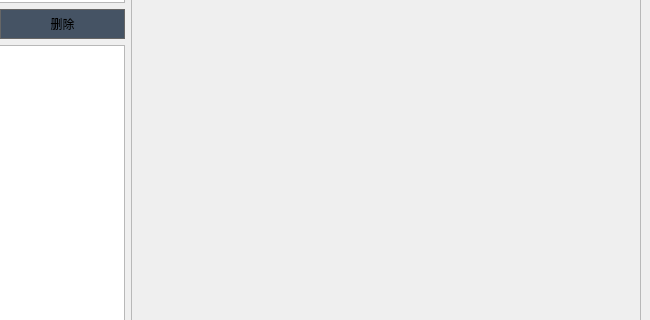
Above: labels_settings.ui from Shallowind/SADVS before the change; both pictures show x 140 to 790 and y 112 to 432 of the 790 by 567 pixel window. Below: the same form after it.
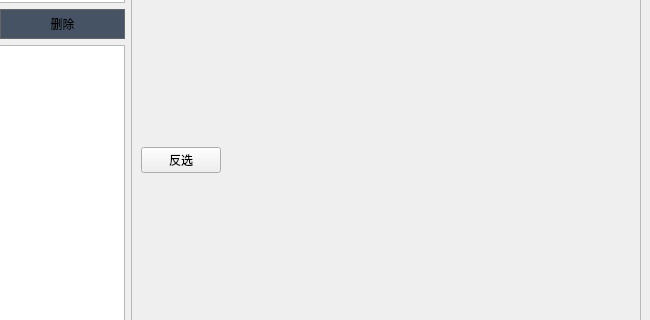
That is the form after the change.

The edit to the form file:
```diff
--- a/labels_settings.ui
+++ b/labels_settings.ui
@@ -152,16 +152,44 @@
           <rect>
            <x>0</x>
            <y>0</y>
-           <width>504</width>
-           <height>525</height>
+           <width>499</width>
+           <height>516</height>
           </rect>
          </property>
          <layout class="QGridLayout" name="gridLayout_2">
           <item row="0" column="0">
-           <layout class="QVBoxLayout" name="labels_part_2">
-            <property name="topMargin">
-             <number>0</number>
-            </property>
+           <layout class="QVBoxLayout" name="verticalLayout_2" stretch="1,10">
+            <item>
+             <layout class="QHBoxLayout" name="horizontalLayout_6">
+              <item>
+               <widget class="QPushButton" name="fan">
+                <property name="text">
+                 <string>反选</string>
+                </property>
+               </widget>
+              </item>
+              <item>
+               <spacer name="horizontalSpacer">
+                <property name="orientation">
+                 <enum>Qt::Horizontal</enum>
+                </property>
+                <property name="sizeHint" stdset="0">
+                 <size>
+                  <width>40</width>
+                  <height>20</height>
+                 </size>
+                </property>
+               </spacer>
+              </item>
+             </layout>
+            </item>
+            <item>
+             <layout class="QVBoxLayout" name="labels_part_2">
+              <property name="topMargin">
+               <number>0</number>
+              </property>
+             </layout>
+            </item>
            </layout>
           </item>
          </layout>
```
